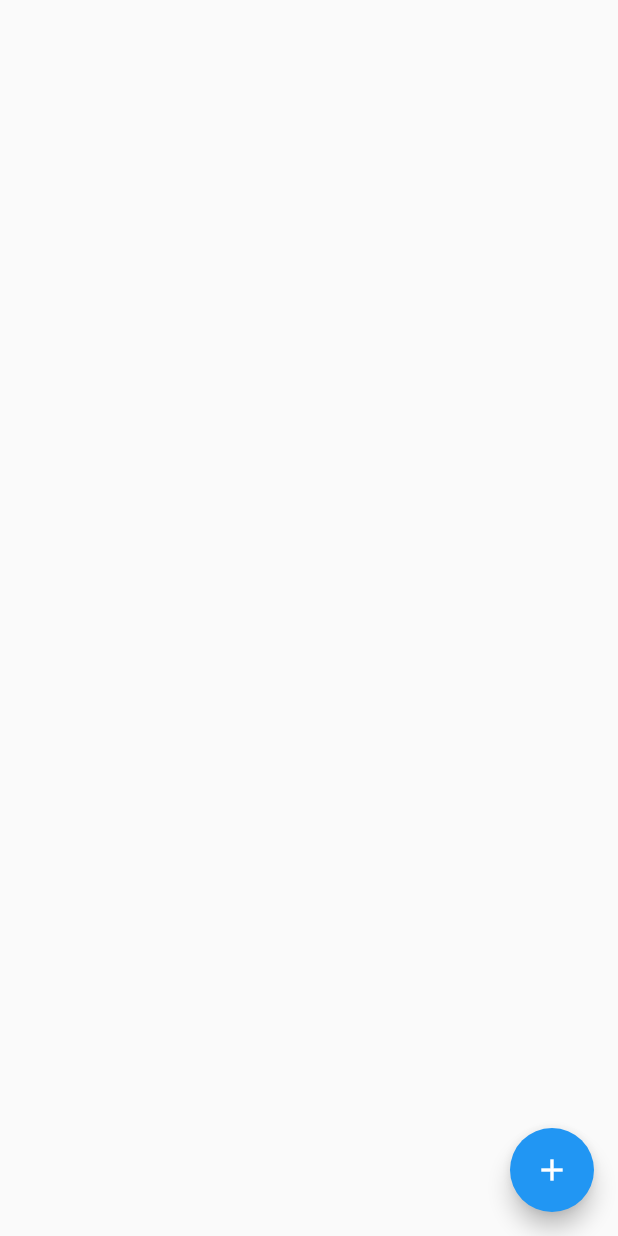
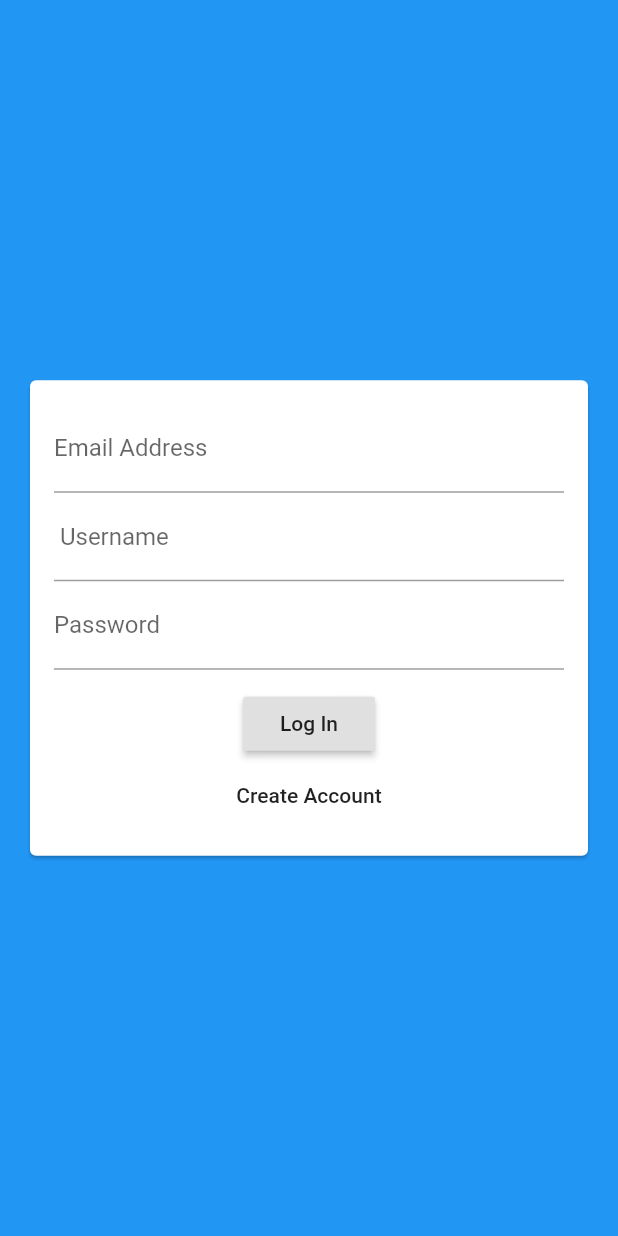
Before and after one commit to adamprabowo/My-Chat-Apps, a Flutter app: the screen it shows after launch, on a phone screen of 412 x 824 dp. Run offline on Flutter 3.47's test engine with Material 2 defaults, Android fonts, the phone set to English and light mode, and no system bars; our stand-ins replace cloud_firestore; accounts and stored records are empty.

Commit message:
Basic Authentication Screen

```diff
--- a/lib/main.dart
+++ b/lib/main.dart
@@ -1,5 +1,6 @@
 import 'package:flutter/material.dart';
 
+import './screens/auth_screen.dart';
 import './screens/chat_screen.dart';
 
 void main() => runApp(MyApp());
@@ -12,7 +13,7 @@ class MyApp extends StatelessWidget {
       theme: ThemeData(
         primarySwatch: Colors.blue,
       ),
-      home: ChatScreen(),
+      home: AuthScreen(),
     );
   }
 }
--- a/lib/screens/auth_screen.dart
+++ b/lib/screens/auth_screen.dart
@@ -0,0 +1,18 @@
+import 'package:flutter/material.dart';
+
+import '../widgets/auth_form.dart';
+
+class AuthScreen extends StatefulWidget {
+  @override
+  _AuthScreenState createState() => _AuthScreenState();
+}
+
+class _AuthScreenState extends State<AuthScreen> {
+  @override
+  Widget build(BuildContext context) {
+    return Scaffold(
+      backgroundColor: Theme.of(context).primaryColor,
+      body: AuthForm(),
+    );
+  }
+}
--- /dev/null
+++ b/lib/widgets/auth_form.dart
@@ -0,0 +1,53 @@
+import 'package:flutter/material.dart';
+
+class AuthForm extends StatefulWidget {
+  @override
+  _AuthFormState createState() => _AuthFormState();
+}
+
+class _AuthFormState extends State<AuthForm> {
+  @override
+  Widget build(BuildContext context) {
+    return Center(
+      child: Card(
+        margin: EdgeInsets.all(20),
+        child: SingleChildScrollView(
+          child: Padding(
+            padding: EdgeInsets.all(16),
+            child: Form(
+              child: Column(
+                mainAxisSize: MainAxisSize.min,
+                children: <Widget>[
+                  TextFormField(
+                    keyboardType: TextInputType.emailAddress,
+                    decoration: InputDecoration(
+                      labelText: 'Email Address',
+                    ),
+                  ),
+                  TextFormField(
+                    decoration: InputDecoration(labelText: ' Username'),
+                  ),
+                  TextFormField(
+                    decoration: InputDecoration(labelText: 'Password'),
+                    obscureText: true,
+                  ),
+                  SizedBox(
+                    height: 12,
+                  ),
+                  RaisedButton(
+                    child: Text('Log In'),
+                    onPressed: () {},
+                  ),
+                  FlatButton(
+                    child: Text('Create Account'),
+                    onPressed: () {},
+                  ),
+                ],
+              ),
+            ),
+          ),
+        ),
+      ),
+    );
+  }
+}
```
